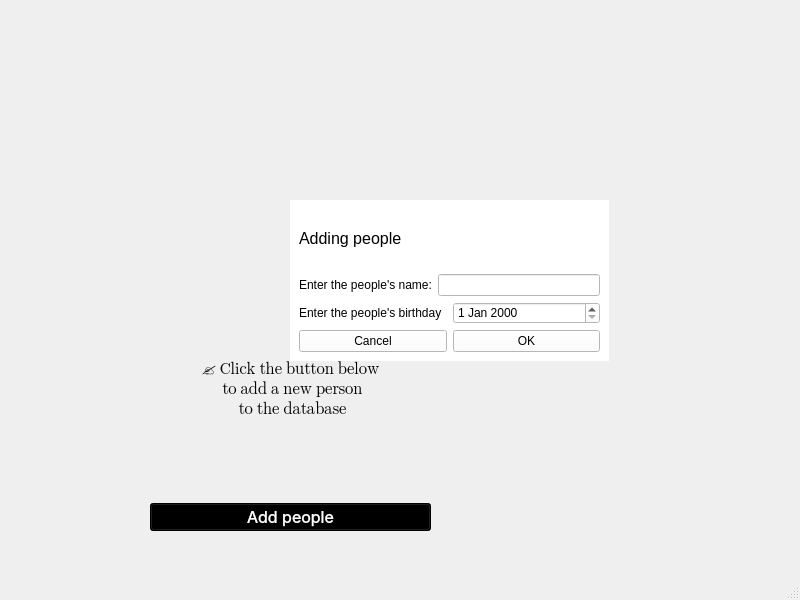
The window that Brithday-App/mainwindow.ui (SerhiyTo/Birthday-App) describes before a commit, drawn with Qt 5.
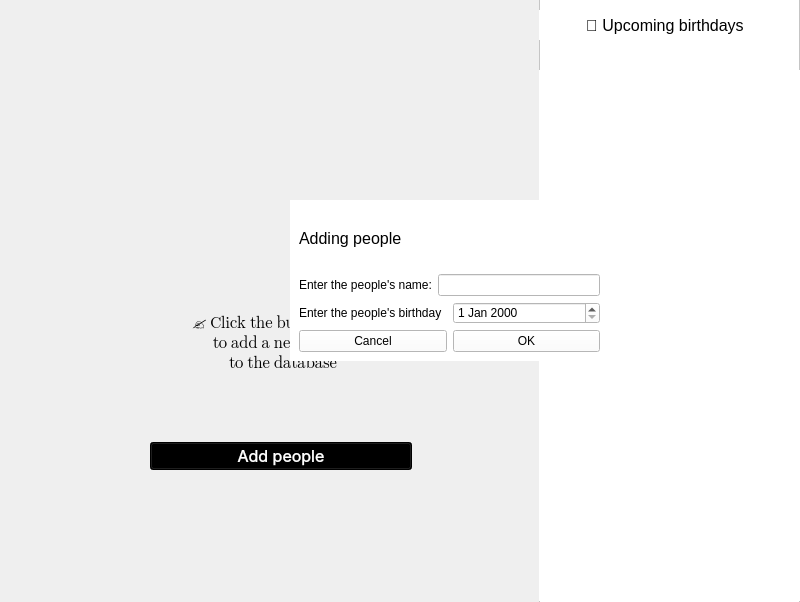
The same window after the commit. Icons and pictures are not drawn.

Diff of the .ui file:
```diff
--- a/Brithday-App/mainwindow.ui
+++ b/Brithday-App/mainwindow.ui
@@ -10,7 +10,7 @@
     <x>0</x>
     <y>0</y>
     <width>800</width>
-    <height>600</height>
+    <height>602</height>
    </rect>
   </property>
   <property name="mouseTracking">
@@ -34,8 +34,8 @@
      <rect>
       <x>150</x>
       <y>60</y>
-      <width>281</width>
-      <height>471</height>
+      <width>262</width>
+      <height>410</height>
      </rect>
     </property>
     <layout class="QVBoxLayout" name="verticalLayout">
@@ -165,8 +165,90 @@
      </item>
     </layout>
    </widget>
+   <widget class="QFrame" name="frame">
+    <property name="geometry">
+     <rect>
+      <x>539</x>
+      <y>-10</y>
+      <width>261</width>
+      <height>621</height>
+     </rect>
+    </property>
+    <property name="styleSheet">
+     <string notr="true">background-color: rgb(255, 255, 255);</string>
+    </property>
+    <property name="frameShape">
+     <enum>QFrame::StyledPanel</enum>
+    </property>
+    <property name="frameShadow">
+     <enum>QFrame::Raised</enum>
+    </property>
+    <widget class="QWidget" name="layoutWidget">
+     <property name="geometry">
+      <rect>
+       <x>0</x>
+       <y>20</y>
+       <width>251</width>
+       <height>30</height>
+      </rect>
+     </property>
+     <layout class="QHBoxLayout" name="horizontalLayout_2">
+      <item>
+       <spacer name="horizontalSpacer">
+        <property name="orientation">
+         <enum>Qt::Horizontal</enum>
+        </property>
+        <property name="sizeHint" stdset="0">
+         <size>
+          <width>40</width>
+          <height>20</height>
+         </size>
+        </property>
+       </spacer>
+      </item>
+      <item>
+       <widget class="QLabel" name="label_4">
+        <property name="font">
+         <font>
+          <pointsize>12</pointsize>
+         </font>
+        </property>
+        <property name="text">
+         <string>🎉 Upcoming birthdays</string>
+        </property>
+       </widget>
+      </item>
+      <item>
+       <spacer name="horizontalSpacer_2">
+        <property name="orientation">
+         <enum>Qt::Horizontal</enum>
+        </property>
+        <property name="sizeHint" stdset="0">
+         <size>
+          <width>40</width>
+          <height>20</height>
+         </size>
+        </property>
+       </spacer>
+      </item>
+     </layout>
+    </widget>
+    <widget class="QWidget" name="verticalLayoutWidget">
+     <property name="geometry">
+      <rect>
+       <x>0</x>
+       <y>80</y>
+       <width>261</width>
+       <height>531</height>
+      </rect>
+     </property>
+     <layout class="QVBoxLayout" name="laForData"/>
+    </widget>
+   </widget>
+   <zorder>layoutWidget</zorder>
+   <zorder>frame</zorder>
+   <zorder>frMessageOpen</zorder>
   </widget>
-  <widget class="QStatusBar" name="statusbar"/>
  </widget>
  <resources>
   <include location="resources.qrc"/>
```
Left out of the diff: 6 changed lines with no effect on the pictures.
